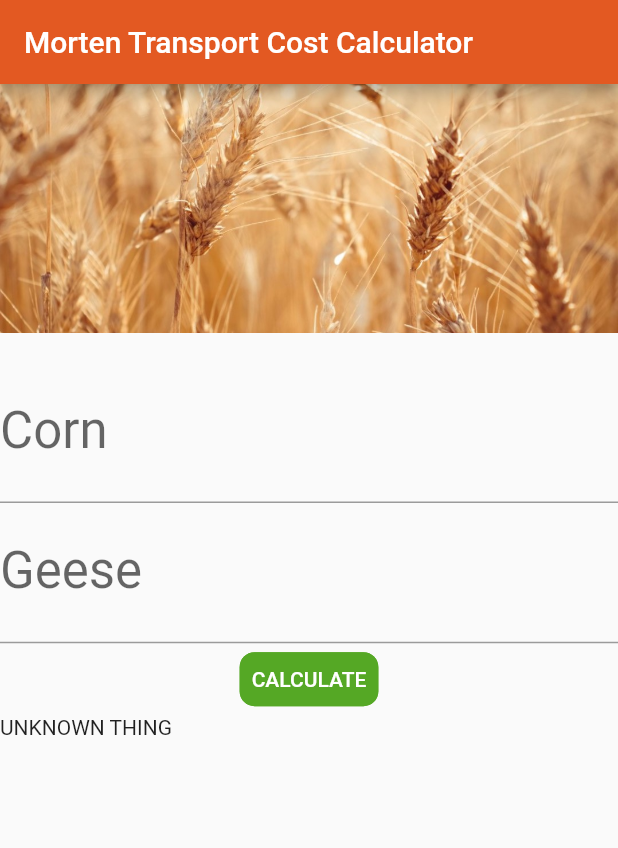
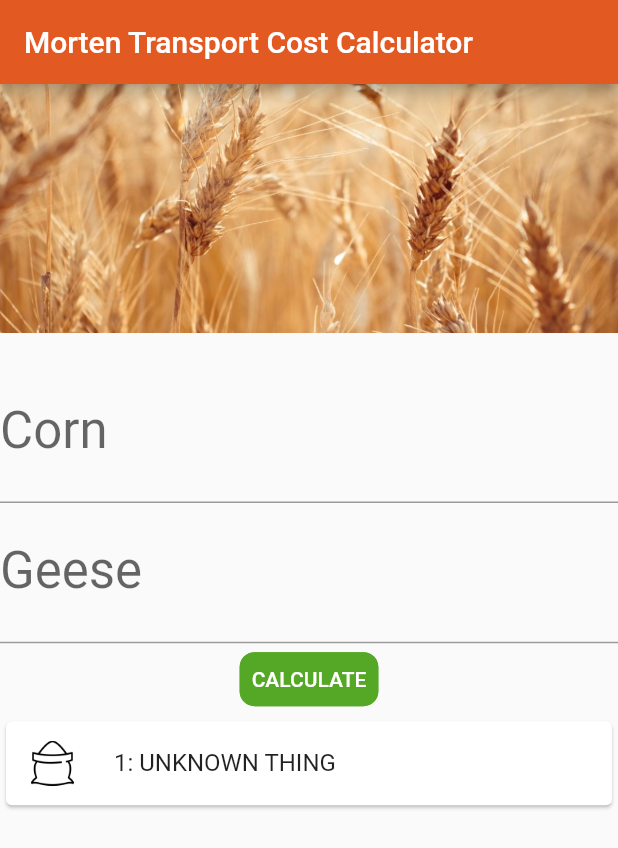
Before and after one commit to AdamProbert/MadeTech-FarmerCornBoatCalculator, a Flutter app: the screen it shows after launch, after a tap on "CALCULATE", on a phone screen of 412 x 824 dp. Shown: the top 848 px of the screen. Run offline on Flutter 3.47's test engine with Material 2 defaults, Android fonts, the phone set to English and light mode, and no system bars.

Commit message:
List view continued

```diff
--- a/lib/main.dart
+++ b/lib/main.dart
@@ -298,11 +298,20 @@ class _MyHomePageState extends State<MyHomePage> {
                 child: new ListView.builder
                   (
                     itemCount: steps.length,
-                    itemBuilder: (BuildContext ctxt, int Index) {
-                      return new Text(steps[Index]);
-                    }
+                    itemBuilder: (BuildContext ctxt, int index) {
+                      return Card(
+                        child: ListTile(
+                          title: Text((index+1).toString() + ": " + steps[index]),
+                            leading: SizedBox(
+                                height: 30.0,
+                                width: 30.0, // fixed width and height
+                                child: Image.asset("assets/images/grain.png")
+                            )
+                        ),
+                      );
+                    },
+                  ),
                 ),
-            ),
           ],
         ),
       ),
--- a/pubspec.yaml
+++ b/pubspec.yaml
@@ -43,6 +43,8 @@ flutter:
   assets:
     - assets/images/Wheat.jpg
     - assets/images/boaticon.png
+    - assets/images/goose.png
+    - assets/images/grain.png
 
   # The following line ensures that the Material Icons font is
   # included with your application, so that you can use the icons in
```
Also changed, not shown: assets/images/goose.png (added), assets/images/grain.png (added).
